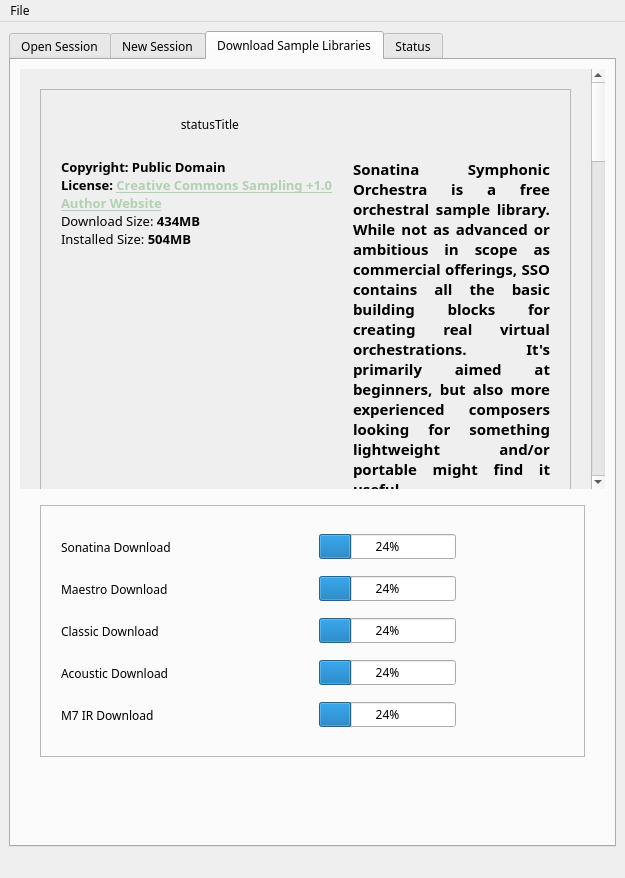
Qt form oostudio/OOStudioBase.ui (ccherrett/oom) before a commit.
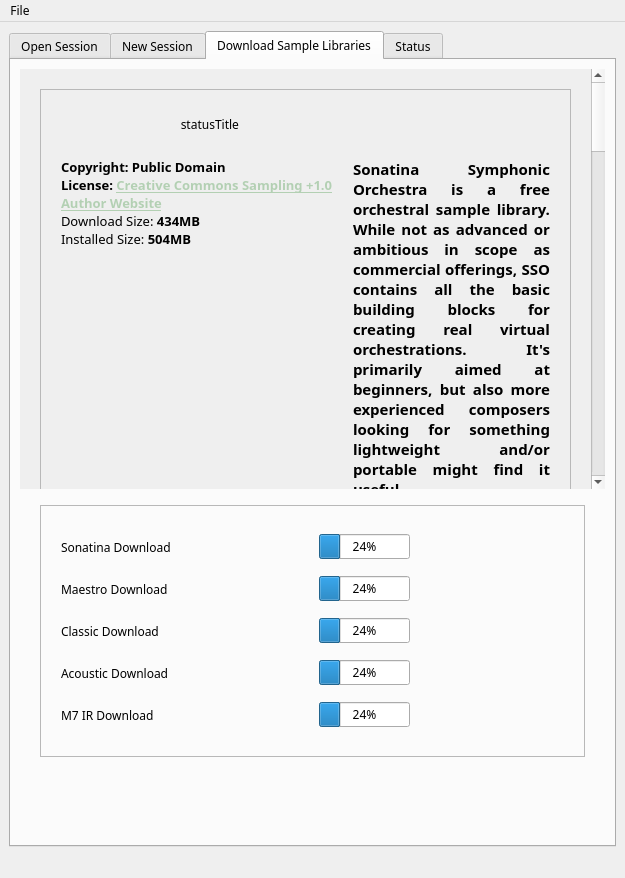
The same form after that commit. The open tabs and pages were chosen to show the change.

Commit message: OOMidi: Added groupBox to hold the default input settings, set window icon on tempo editor, OOStudio: Added spacer to progressBar so donate does not push buttons when shown, Fixed _Copy_Copy_Copy bug in auto session naming

Patch:
```diff
--- a/oostudio/OOStudioBase.ui
+++ b/oostudio/OOStudioBase.ui
@@ -416,7 +416,7 @@
                </widget>
               </item>
               <item>
-               <layout class="QHBoxLayout" name="horizontalLayout_6" stretch="0,1,0,0">
+               <layout class="QHBoxLayout" name="horizontalLayout_6" stretch="0,1,0,0,0">
                 <property name="spacing">
                  <number>8</number>
                 </property>
@@ -458,7 +458,7 @@
                  <widget class="QComboBox" name="m_cmbTemplate">
                   <property name="maximumSize">
                    <size>
-                    <width>400</width>
+                    <width>16777215</width>
                     <height>16777215</height>
                    </size>
                   </property>
@@ -467,6 +467,22 @@
                   </property>
                  </widget>
                 </item>
+                <item>
+                 <spacer name="horizontalSpacer_5">
+                  <property name="orientation">
+                   <enum>Qt::Horizontal</enum>
+                  </property>
+                  <property name="sizeType">
+                   <enum>QSizePolicy::MinimumExpanding</enum>
+                  </property>
+                  <property name="sizeHint" stdset="0">
+                   <size>
+                    <width>2</width>
+                    <height>20</height>
+                   </size>
+                  </property>
+                 </spacer>
+                </item>
                 <item>
                  <widget class="QLabel" name="label_13">
                   <property name="sizePolicy">
@@ -1360,9 +1376,9 @@
               <property name="geometry">
                <rect>
                 <x>0</x>
-                <y>0</y>
+                <y>-312</y>
                 <width>579</width>
-                <height>1969</height>
+                <height>2183</height>
                </rect>
               </property>
               <property name="autoFillBackground">
@@ -1586,8 +1602,10 @@
                        <string>&lt;!DOCTYPE HTML PUBLIC &quot;-//W3C//DTD HTML 4.0//EN&quot; &quot;http://www.w3.org/TR/REC-html40/strict.dtd&quot;&gt;
 &lt;html&gt;&lt;head&gt;&lt;meta name=&quot;qrichtext&quot; content=&quot;1&quot; /&gt;&lt;style type=&quot;text/css&quot;&gt;
 p, li { white-space: pre-wrap; }
-&lt;/style&gt;&lt;/head&gt;&lt;body style=&quot; font-family:'Fixed'; font-size:11pt; font-weight:600; font-style:normal;&quot;&gt;
-&lt;p style=&quot; margin-top:0px; margin-bottom:0px; margin-left:0px; margin-right:0px; -qt-block-indent:0; text-indent:0px;&quot;&gt;&lt;span style=&quot; font-family:'Luxi Sans';&quot;&gt;Sonatina Symphonic Orchestra is a free orchestral sample library. While not as advanced or ambitious in scope as commercial offerings, SSO contains all the basic building blocks for creating real virtual orchestrations. It's primarily aimed at beginners, but also more experienced composers looking for something lightweight and/or portable might find it useful.&lt;/span&gt;&lt;/p&gt;&lt;/body&gt;&lt;/html&gt;</string>
+&lt;/style&gt;&lt;/head&gt;&lt;body style=&quot; font-family:'Luxi Sans'; font-size:11pt; font-weight:600; font-style:normal;&quot;&gt;
+&lt;p style=&quot; margin-top:0px; margin-bottom:0px; margin-left:0px; margin-right:0px; -qt-block-indent:0; text-indent:0px;&quot;&gt;Sonatina Symphonic Orchestra is a free orchestral sample library. While not as advanced or ambitious in scope as commercial offerings, SSO contains all the basic building blocks for creating real virtual orchestrations. It's primarily aimed at beginners, but also more experienced composers looking for something lightweight and/or portable might find it useful.&lt;/p&gt;
+&lt;p style=&quot;-qt-paragraph-type:empty; margin-top:0px; margin-bottom:0px; margin-left:0px; margin-right:0px; -qt-block-indent:0; text-indent:0px;&quot;&gt;&lt;/p&gt;
+&lt;p style=&quot; margin-top:0px; margin-bottom:0px; margin-left:0px; margin-right:0px; -qt-block-indent:0; text-indent:0px;&quot;&gt;Please consider going to the author website and donating if you find these useful. &lt;/p&gt;&lt;/body&gt;&lt;/html&gt;</string>
                       </property>
                       <property name="textFormat">
                        <enum>Qt::RichText</enum>
@@ -1813,8 +1831,9 @@
                        <string>&lt;!DOCTYPE HTML PUBLIC &quot;-//W3C//DTD HTML 4.0//EN&quot; &quot;http://www.w3.org/TR/REC-html40/strict.dtd&quot;&gt;
 &lt;html&gt;&lt;head&gt;&lt;meta name=&quot;qrichtext&quot; content=&quot;1&quot; /&gt;&lt;style type=&quot;text/css&quot;&gt;
 p, li { white-space: pre-wrap; }
-&lt;/style&gt;&lt;/head&gt;&lt;body style=&quot; font-family:'Fixed'; font-size:11pt; font-weight:600; font-style:normal;&quot;&gt;
-&lt;p align=&quot;justify&quot; style=&quot; margin-top:12px; margin-bottom:12px; margin-left:0px; margin-right:0px; -qt-block-indent:0; text-indent:0px;&quot;&gt;&lt;span style=&quot; font-family:'Luxi Sans';&quot;&gt;Maestro Concert Grand v2 is a big giga bank using 792 stereo samples of a concert piano, a Yamaha CF3 from the early 90s, It was chromatically sampled to maintain the tempered tuning. The samples were recorded with two Neumann KM84 microphones, disposed in X/Y, with 5 velocity layers, and weighs 932 MB ! The piano alone, without release samples, weighs 887 Mb and 440 samples. The release samples are 352 and weigh 45 MB. You can play with or without them. &lt;/span&gt;&lt;/p&gt;&lt;/body&gt;&lt;/html&gt;</string>
+&lt;/style&gt;&lt;/head&gt;&lt;body style=&quot; font-family:'Luxi Sans'; font-size:11pt; font-weight:600; font-style:normal;&quot;&gt;
+&lt;p align=&quot;justify&quot; style=&quot; margin-top:12px; margin-bottom:12px; margin-left:0px; margin-right:0px; -qt-block-indent:0; text-indent:0px;&quot;&gt;Maestro Concert Grand v2 is a big giga bank using 792 stereo samples of a concert piano, a Yamaha CF3 from the early 90s, It was chromatically sampled to maintain the tempered tuning. The samples were recorded with two Neumann KM84 microphones, disposed in X/Y, with 5 velocity layers, and weighs 932 MB ! The piano alone, without release samples, weighs 887 Mb and 440 samples. The release samples are 352 and weigh 45 MB. You can play with or without them. &lt;/p&gt;
+&lt;p align=&quot;justify&quot; style=&quot; margin-top:12px; margin-bottom:12px; margin-left:0px; margin-right:0px; -qt-block-indent:0; text-indent:0px;&quot;&gt;Please consider going to the author website and donating if you find these useful. &lt;/p&gt;&lt;/body&gt;&lt;/html&gt;</string>
                       </property>
                       <property name="textFormat">
                        <enum>Qt::RichText</enum>
@@ -2036,7 +2055,7 @@
 p, li { white-space: pre-wrap; }
 &lt;/style&gt;&lt;/head&gt;&lt;body style=&quot; font-family:'Luxi Sans'; font-size:11pt; font-weight:600; font-style:normal;&quot;&gt;
 &lt;p style=&quot; margin-top:12px; margin-bottom:12px; margin-left:0px; margin-right:0px; -qt-block-indent:0; text-indent:0px;&quot;&gt;The Pettinhouse Classical Guitar is an excellent product brought to you for FREE by the guys @ &lt;a href=&quot;http://www.pettinhouse.com&quot;&gt;&lt;span style=&quot; text-decoration: underline; color:#b3d0b3;&quot;&gt;pettinhouse.com&lt;/span&gt;&lt;/a&gt; . &lt;/p&gt;
-&lt;p style=&quot; margin-top:12px; margin-bottom:12px; margin-left:0px; margin-right:0px; -qt-block-indent:0; text-indent:0px;&quot;&gt;Please consider going there and donating if you find these useful. &lt;/p&gt;&lt;/body&gt;&lt;/html&gt;</string>
+&lt;p style=&quot; margin-top:12px; margin-bottom:12px; margin-left:0px; margin-right:0px; -qt-block-indent:0; text-indent:0px;&quot;&gt;Please consider going to the author website and donating if you find these useful. &lt;/p&gt;&lt;/body&gt;&lt;/html&gt;</string>
                       </property>
                       <property name="textFormat">
                        <enum>Qt::RichText</enum>
@@ -2249,7 +2268,7 @@
 p, li { white-space: pre-wrap; }
 &lt;/style&gt;&lt;/head&gt;&lt;body style=&quot; font-family:'Luxi Sans'; font-size:11pt; font-weight:600; font-style:normal;&quot;&gt;
 &lt;p style=&quot; margin-top:12px; margin-bottom:12px; margin-left:0px; margin-right:0px; -qt-block-indent:0; text-indent:0px;&quot;&gt;The Pettinhouse Acoustic Guitar is an excellent product brought to you for FREE by the guys @ &lt;a href=&quot;http://www.pettinhouse.com&quot;&gt;&lt;span style=&quot; text-decoration: underline; color:#b3d0b3;&quot;&gt;pettinhouse.com&lt;/span&gt;&lt;/a&gt; . &lt;/p&gt;
-&lt;p style=&quot; margin-top:12px; margin-bottom:12px; margin-left:0px; margin-right:0px; -qt-block-indent:0; text-indent:0px;&quot;&gt;Please consider going there and donating if you find these useful. &lt;/p&gt;&lt;/body&gt;&lt;/html&gt;</string>
+&lt;p style=&quot; margin-top:12px; margin-bottom:12px; margin-left:0px; margin-right:0px; -qt-block-indent:0; text-indent:0px;&quot;&gt;Please consider going to the author website and donating if you find these useful. &lt;/p&gt;&lt;/body&gt;&lt;/html&gt;</string>
                       </property>
                       <property name="textFormat">
                        <enum>Qt::RichText</enum>
@@ -2527,7 +2546,8 @@
 &lt;html&gt;&lt;head&gt;&lt;meta name=&quot;qrichtext&quot; content=&quot;1&quot; /&gt;&lt;style type=&quot;text/css&quot;&gt;
 p, li { white-space: pre-wrap; }
 &lt;/style&gt;&lt;/head&gt;&lt;body style=&quot; font-family:'Fixed'; font-size:11pt; font-weight:600; font-style:normal;&quot;&gt;
-&lt;p align=&quot;justify&quot; style=&quot; margin-top:12px; margin-bottom:12px; margin-left:0px; margin-right:0px; -qt-block-indent:0; text-indent:0px;&quot;&gt;&lt;span style=&quot; font-family:'Luxi Sans';&quot;&gt;Samplicity has created a new Impulse Response Library, using the immensely popular and highly acclaimed Bricasti M7 reverb unit. And again, Samplicity has created a very complete, accurate and excellently sounding set of impulse responses, all in True Stereo and in Mono-to-Stereo. This library surpasses all previously released Bricasti IRs in terms of signal-to-noise ratios and detailed and rich reverb tails. &lt;/span&gt;&lt;/p&gt;&lt;/body&gt;&lt;/html&gt;</string>
+&lt;p align=&quot;justify&quot; style=&quot; margin-top:12px; margin-bottom:12px; margin-left:0px; margin-right:0px; -qt-block-indent:0; text-indent:0px;&quot;&gt;&lt;span style=&quot; font-family:'Luxi Sans';&quot;&gt;Samplicity has created a new Impulse Response Library, using the immensely popular and highly acclaimed Bricasti M7 reverb unit. And again, Samplicity has created a very complete, accurate and excellently sounding set of impulse responses, all in True Stereo and in Mono-to-Stereo. This library surpasses all previously released Bricasti IRs in terms of signal-to-noise ratios and detailed and rich reverb tails. &lt;/span&gt;&lt;/p&gt;
+&lt;p align=&quot;justify&quot; style=&quot; margin-top:12px; margin-bottom:12px; margin-left:0px; margin-right:0px; -qt-block-indent:0; text-indent:0px;&quot;&gt;&lt;span style=&quot; font-family:'Luxi Sans';&quot;&gt;Please consider going to the author website and donating if you find these useful. &lt;/span&gt;&lt;/p&gt;&lt;/body&gt;&lt;/html&gt;</string>
                       </property>
                       <property name="textFormat">
                        <enum>Qt::RichText</enum>
@@ -2640,6 +2660,22 @@
                     </property>
                    </widget>
                   </item>
+                  <item>
+                   <spacer name="horizontalSpacer_24">
+                    <property name="orientation">
+                     <enum>Qt::Horizontal</enum>
+                    </property>
+                    <property name="sizeType">
+                     <enum>QSizePolicy::MinimumExpanding</enum>
+                    </property>
+                    <property name="sizeHint" stdset="0">
+                     <size>
+                      <width>2</width>
+                      <height>20</height>
+                     </size>
+                    </property>
+                   </spacer>
+                  </item>
                   <item>
                    <widget class="QToolButton" name="m_btnCancelSonatina">
                     <property name="text">
@@ -2714,6 +2750,22 @@
                     </property>
                    </widget>
                   </item>
+                  <item>
+                   <spacer name="horizontalSpacer_25">
+                    <property name="orientation">
+                     <enum>Qt::Horizontal</enum>
+                    </property>
+                    <property name="sizeType">
+                     <enum>QSizePolicy::MinimumExpanding</enum>
+                    </property>
+                    <property name="sizeHint" stdset="0">
+                     <size>
+                      <width>2</width>
+                      <height>20</height>
+                     </size>
+                    </property>
+                   </spacer>
+                  </item>
                   <item>
                    <widget class="QToolButton" name="m_btnCancelMaestro">
                     <property name="text">
@@ -2788,6 +2840,22 @@
                     </property>
                    </widget>
                   </item>
+                  <item>
+                   <spacer name="horizontalSpacer_28">
+                    <property name="orientation">
+                     <enum>Qt::Horizontal</enum>
+                    </property>
+                    <property name="sizeType">
+                     <enum>QSizePolicy::MinimumExpanding</enum>
+                    </property>
+                    <property name="sizeHint" stdset="0">
+                     <size>
+                      <width>2</width>
+                      <height>20</height>
+                     </size>
+                    </property>
+                   </spacer>
+                  </item>
                   <item>
                    <widget class="QToolButton" name="m_btnCancelClassic">
                     <property name="text">
@@ -2862,6 +2930,22 @@
                     </property>
                    </widget>
                   </item>
+                  <item>
+                   <spacer name="horizontalSpacer_26">
+                    <property name="orientation">
+                     <enum>Qt::Horizontal</enum>
+                    </property>
+                    <property name="sizeType">
+                     <enum>QSizePolicy::MinimumExpanding</enum>
+                    </property>
+                    <property name="sizeHint" stdset="0">
+                     <size>
+                      <width>2</width>
+                      <height>20</height>
+                     </size>
+                    </property>
+                   </spacer>
+                  </item>
                   <item>
                    <widget class="QToolButton" name="m_btnCancelAcoustic">
                     <property name="text">
@@ -2936,6 +3020,22 @@
                     </property>
                    </widget>
                   </item>
+                  <item>
+                   <spacer name="horizontalSpacer_27">
+                    <property name="orientation">
+                     <enum>Qt::Horizontal</enum>
+                    </property>
+                    <property name="sizeType">
+                     <enum>QSizePolicy::MinimumExpanding</enum>
+                    </property>
+                    <property name="sizeHint" stdset="0">
+                     <size>
+                      <width>2</width>
+                      <height>20</height>
+                     </size>
+                    </property>
+                   </spacer>
+                  </item>
                   <item>
                    <widget class="QToolButton" name="m_btnCancelM7">
                     <property name="text">
```
The commit also changes 5 other files.
